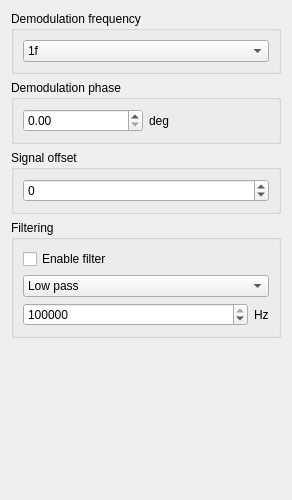
Old version of the form linien/client/ui/spectroscopy_panel.ui in the repository linien-org/linien.
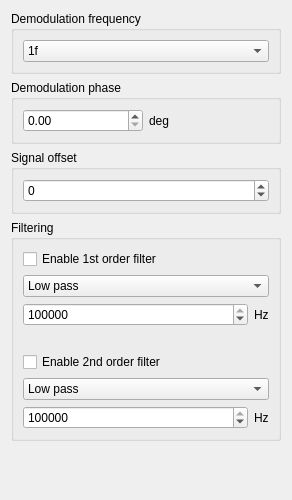
New version of the form.

Commit message: 2nd order filtering

Diff of the .ui file:
```diff
--- a/linien/client/ui/spectroscopy_panel.ui
+++ b/linien/client/ui/spectroscopy_panel.ui
@@ -38,9 +38,9 @@
       <property name="geometry">
        <rect>
         <x>0</x>
-        <y>0</y>
-        <width>280</width>
-        <height>488</height>
+        <y>-53</y>
+        <width>266</width>
+        <height>541</height>
        </rect>
       </property>
       <layout class="QVBoxLayout" name="verticalLayout_4">
@@ -155,7 +155,7 @@
           <item>
            <widget class="QCheckBox" name="filter_enabled">
             <property name="text">
-             <string>Enable filter</string>
+             <string>Enable 1st order filter</string>
             </property>
            </widget>
           </item>
@@ -206,6 +206,76 @@
             </item>
            </layout>
           </item>
+          <item>
+           <spacer name="verticalSpacer_2">
+            <property name="orientation">
+             <enum>Qt::Vertical</enum>
+            </property>
+            <property name="sizeType">
+             <enum>QSizePolicy::Fixed</enum>
+            </property>
+            <property name="sizeHint" stdset="0">
+             <size>
+              <width>20</width>
+              <height>20</height>
+             </size>
+            </property>
+           </spacer>
+          </item>
+          <item>
+           <widget class="QCheckBox" name="filter_2_enabled">
+            <property name="text">
+             <string>Enable 2nd order filter</string>
+            </property>
+           </widget>
+          </item>
+          <item>
+           <widget class="QComboBox" name="filter_2_type">
+            <item>
+             <property name="text">
+              <string>Low pass</string>
+             </property>
+            </item>
+            <item>
+             <property name="text">
+              <string>High pass</string>
+             </property>
+            </item>
+           </widget>
+          </item>
+          <item>
+           <layout class="QHBoxLayout" name="horizontalLayout_2">
+            <item>
+             <widget class="QSpinBox" name="filter_2_frequency">
+              <property name="sizePolicy">
+               <sizepolicy hsizetype="MinimumExpanding" vsizetype="Fixed">
+                <horstretch>0</horstretch>
+                <verstretch>0</verstretch>
+               </sizepolicy>
+              </property>
+              <property name="maximum">
+               <number>50000000</number>
+              </property>
+              <property name="value">
+               <number>100000</number>
+              </property>
+             </widget>
+            </item>
+            <item>
+             <widget class="QLabel" name="label_2">
+              <property name="sizePolicy">
+               <sizepolicy hsizetype="Preferred" vsizetype="Preferred">
+                <horstretch>0</horstretch>
+                <verstretch>0</verstretch>
+               </sizepolicy>
+              </property>
+              <property name="text">
+               <string>Hz</string>
+              </property>
+             </widget>
+            </item>
+           </layout>
+          </item>
          </layout>
         </widget>
        </item>
```
Left out of the diff: 6 changed lines with no effect on the pictures. The commit also changes 4 other files.
